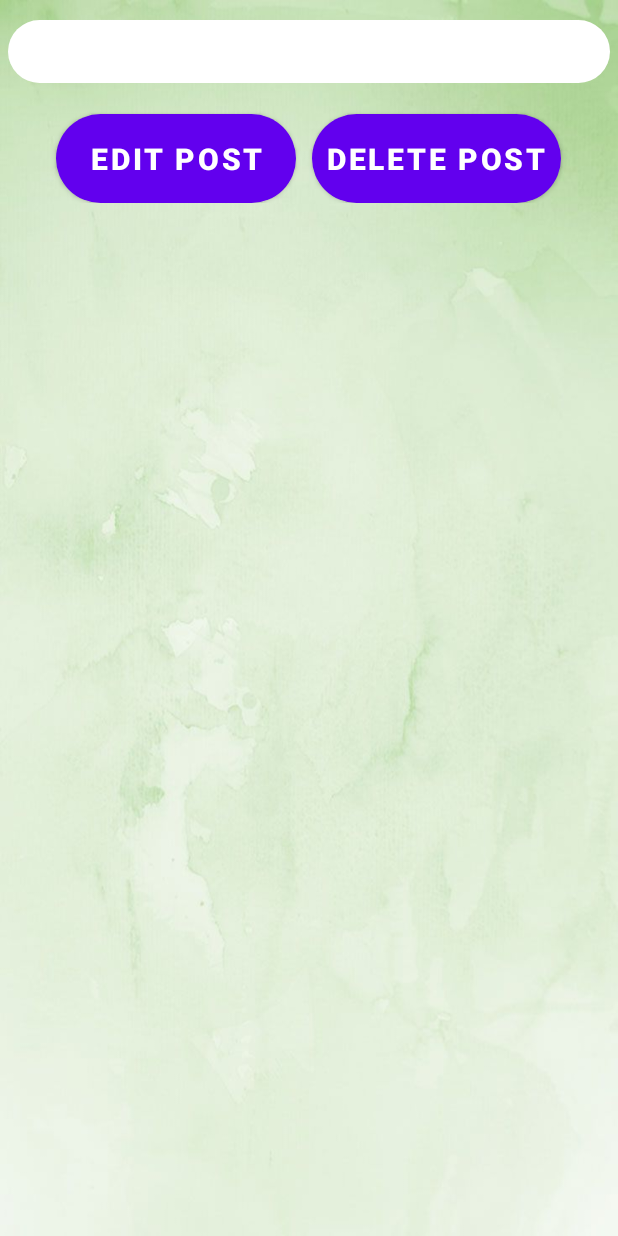
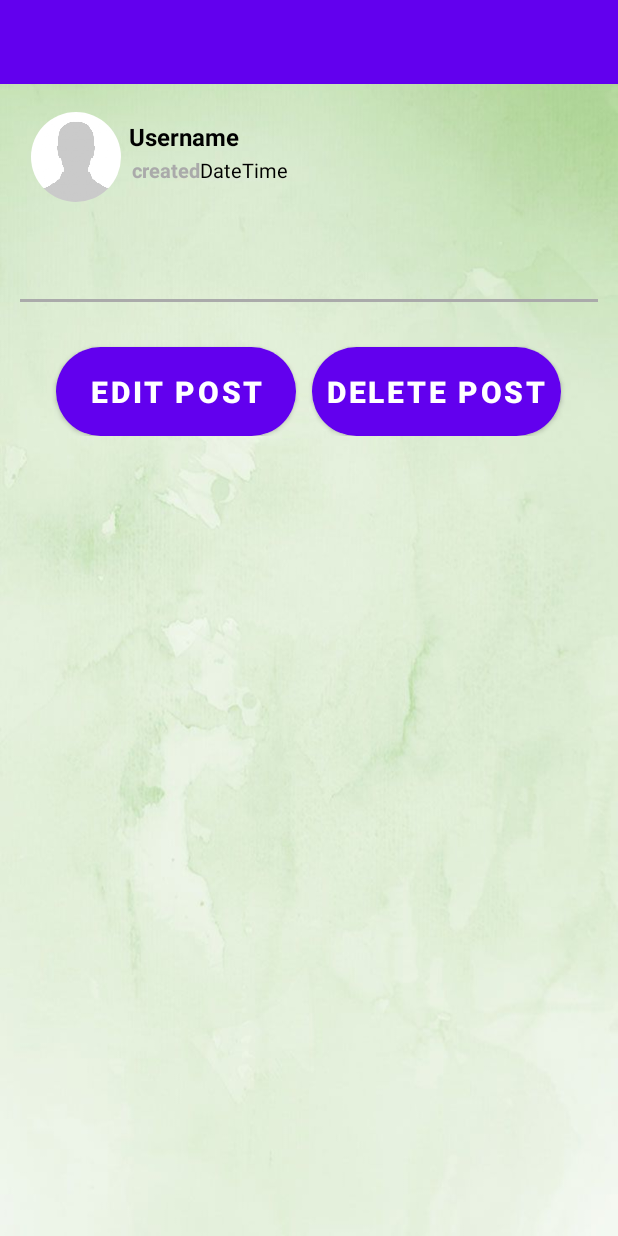
Before and after one commit to FlaviaFerranti7/SocialAd, an Android app: the layout activity_click_post.xml on its own in the app's theme, with its tools: preview values and no code run, on a phone screen of 412 x 824 dp. Run offline under Robolectric (Android 15) with nearby library versions, the phone set to English and light mode, and no system bars.

Commit message:
improved style of click post

```diff
--- a/app/src/main/java/com/example/socialad/ClickPostActivity.kt
+++ b/app/src/main/java/com/example/socialad/ClickPostActivity.kt
@@ -1,15 +1,25 @@
 package com.example.socialad
 
+import android.content.Intent
 import androidx.appcompat.app.AppCompatActivity
 import android.os.Bundle
 import android.util.Log
+import android.view.MenuItem
+import android.view.View
 import android.widget.Toast
+import androidx.appcompat.widget.Toolbar
+import com.google.firebase.auth.FirebaseAuth
 import com.google.firebase.database.*
+import com.squareup.picasso.Picasso
 import kotlinx.android.synthetic.main.activity_click_post.*
+import kotlinx.android.synthetic.main.activity_post.*
+import kotlinx.android.synthetic.main.all_post_layout.view.*
 
 class ClickPostActivity : AppCompatActivity() {
 
-    private lateinit var clickPostRef : DatabaseReference
+    private lateinit var clickPostRef : DatabaseReference;
+    private lateinit var mAuth: FirebaseAuth;
+    private lateinit var currentUserId: String;
 
     override fun onCreate(savedInstanceState: Bundle?) {
         super.onCreate(savedInstanceState)
@@ -18,14 +28,54 @@ class ClickPostActivity : AppCompatActivity() {
         var bundle :Bundle ?=intent.extras
         var postKey = bundle!!.getString("PostKey").toString();
 
+        mAuth = FirebaseAuth.getInstance();
+        currentUserId = mAuth.currentUser!!.uid;
+
+        val mToolbar : Toolbar = click_post_toolbar as Toolbar
+        setSupportActionBar(mToolbar);
+        supportActionBar?.title = "Post";
+        supportActionBar?.setDisplayHomeAsUpEnabled(true);
+        supportActionBar?.setDisplayShowHomeEnabled(true);
+
+        click_delete.visibility = View.INVISIBLE
+        click_edit.visibility = View.INVISIBLE
+
         clickPostRef = FirebaseDatabase.getInstance("https://socialad-78b0e-default-rtdb.firebaseio.com/").reference.child("Posts").child(postKey);
         clickPostRef.addValueEventListener(object : ValueEventListener {
             override fun onDataChange(snapshot: DataSnapshot) {
+                var profileImage = snapshot.child("profileImage").value.toString()
+                var username = snapshot.child("fullname").value.toString()
+                var date = snapshot.child("date").value.toString()
+                var time = snapshot.child("time").value.toString()
                 var description = snapshot.child("description").value.toString()
+                var databaseUserId = snapshot.child("uid").value.toString()
+
+                Picasso.get().load(profileImage).placeholder(R.drawable.profile_img).into(click_post_profile_image);
+                click_post_user_name.text = username;
+                click_post_date.text = "   $date";
+                click_post_time.text = "  -  $time";
                 click_post_description.text = description;
+
+                if(currentUserId.equals(databaseUserId)){
+                    click_delete.visibility = View.VISIBLE
+                    click_edit.visibility = View.VISIBLE
+                }
             }
             override fun onCancelled(error: DatabaseError) {
             }
         })
     }
+
+    override fun onOptionsItemSelected(item: MenuItem): Boolean {
+        val id = item.itemId;
+        if (id == android.R.id.home){
+            SendUserToMainActivity();
+        }
+        return super.onOptionsItemSelected(item)
+    }
+
+    private fun SendUserToMainActivity() {
+        val mainIntent = Intent(this, MainActivity::class.java);
+        startActivity(mainIntent);
+    }
 }
--- a/app/src/main/res/layout/activity_click_post.xml
+++ b/app/src/main/res/layout/activity_click_post.xml
@@ -6,28 +6,116 @@
     android:layout_height="match_parent"
     android:background="@drawable/login"
     tools:context=".ClickPostActivity">
+    <include
+        android:id="@+id/click_post_toolbar"
+        layout="@layout/app_bar_layout"/>
+
+    <LinearLayout
+        android:id="@+id/click_post_info"
+        android:layout_below="@id/click_post_toolbar"
+        android:layout_width="match_parent"
+        android:layout_height="wrap_content"
+        android:padding="@dimen/box_border"
+        android:orientation="horizontal"
+        android:layout_marginBottom="@dimen/border"
+        android:layout_marginLeft="@dimen/distance"
+        android:layout_marginRight="@dimen/distance"
+        android:layout_marginTop="@dimen/distance">
+
+        <de.hdodenhof.circleimageview.CircleImageView
+            android:id="@+id/click_post_profile_image"
+            android:layout_width="@dimen/login_logo"
+            android:layout_height="@dimen/login_logo"
+            android:src="@drawable/profile_img"
+            android:scaleType="centerCrop"
+            android:layout_marginLeft="@dimen/border">
+        </de.hdodenhof.circleimageview.CircleImageView>
+
+        <LinearLayout
+            android:layout_width="match_parent"
+            android:layout_height="wrap_content"
+            android:orientation="vertical">
+
+            <TextView
+                android:id="@+id/click_post_user_name"
+                android:layout_width="match_parent"
+                android:layout_height="wrap_content"
+                android:text="@string/username"
+                android:layout_marginLeft="@dimen/box_border"
+                android:layout_marginTop="@dimen/box_border"
+                android:textAlignment="textStart"
+                android:textSize="@dimen/text"
+                android:textStyle="bold"
+                android:textColor="@android:color/black" />
+            <LinearLayout
+                android:layout_width="match_parent"
+                android:layout_height="wrap_content"
+                android:orientation="horizontal"
+                android:layout_marginLeft="@dimen/box_border"
+                android:padding="@dimen/border">
+
+                <TextView
+                    android:id="@+id/click_text"
+                    android:layout_width="wrap_content"
+                    android:layout_height="wrap_content"
+                    android:text="created"
+                    android:textSize="@dimen/subtext"
+                    android:textStyle="bold"
+                    android:textColor="@android:color/darker_gray" />
+                <TextView
+                    android:id="@+id/click_post_date"
+                    android:layout_width="wrap_content"
+                    android:layout_height="wrap_content"
+                    android:text="Date"
+                    android:textSize="@dimen/subtext"
+                    android:textColor="@android:color/black" />
+                <TextView
+                    android:id="@+id/click_post_time"
+                    android:layout_width="wrap_content"
+                    android:layout_height="wrap_content"
+                    android:text="Time"
+                    android:textSize="@dimen/subtext"
+                    android:textColor="@android:color/black" />
+
+            </LinearLayout>
+
+        </LinearLayout>
+
+    </LinearLayout>
 
     <TextView
         android:id="@+id/click_post_description"
+        android:layout_below="@id/click_post_info"
         android:layout_width="match_parent"
         android:layout_height="wrap_content"
-        android:layout_marginLeft="@dimen/box_border"
-        android:layout_marginTop="@dimen/distance"
-        android:layout_marginRight="@dimen/box_border"
-        android:background="@drawable/inputs"
         android:gravity="start|top"
         android:padding="@dimen/btn"
         android:textColor="@color/black"
-        android:textSize="@dimen/text" />
+        android:textSize="@dimen/text"
+        android:layout_marginBottom="@dimen/border"
+        android:layout_marginLeft="@dimen/distance"
+        android:layout_marginRight="@dimen/distance"
+        android:layout_marginTop="@dimen/distance"/>
+
+    <LinearLayout
+        android:layout_width="fill_parent"
+        android:layout_height="@dimen/border"
+        android:layout_below="@id/click_post_description"
+        android:background="@android:color/darker_gray"
+        android:layout_marginLeft="@dimen/distance"
+        android:layout_marginRight="@dimen/distance"/>
 
     <LinearLayout
         android:layout_width="match_parent"
         android:layout_height="wrap_content"
         android:layout_below="@id/click_post_description"
-        android:layout_marginTop="@dimen/border"
         android:gravity="center_horizontal"
         android:orientation="horizontal"
-        android:padding="@dimen/box_border">
+        android:padding="@dimen/box_border"
+        android:layout_marginBottom="@dimen/border"
+        android:layout_marginLeft="@dimen/distance"
+        android:layout_marginRight="@dimen/distance"
+        android:layout_marginTop="@dimen/distance">
 
         <Button
             android:id="@+id/click_edit"
```
